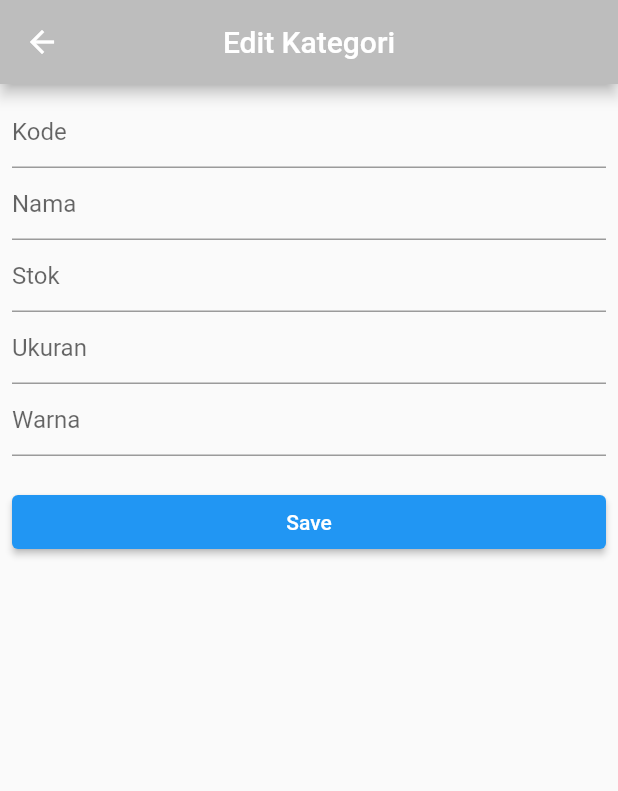
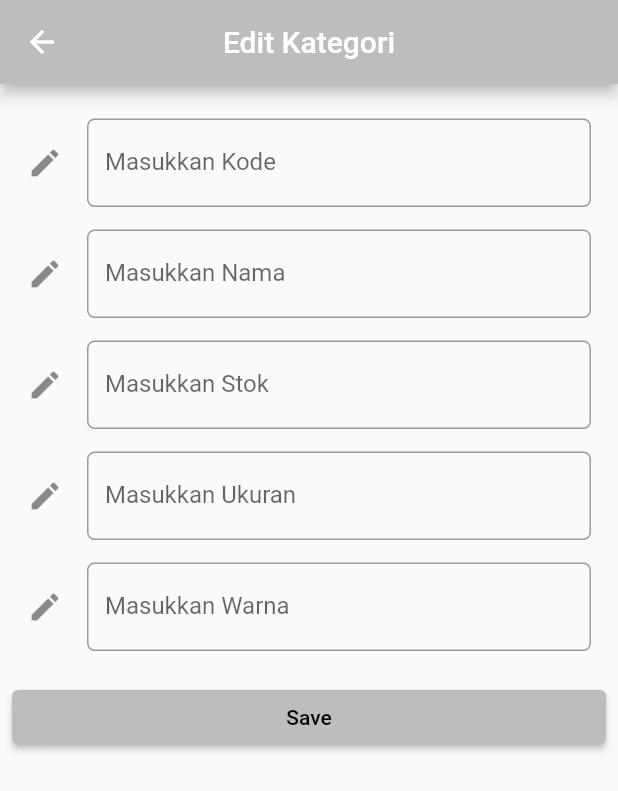
Before and after one commit to safiraayuazizah/UAS, a Flutter app: the EditKategori screen opened directly, on a phone screen of 412 x 824 dp. Shown: the top 791 px of the screen. Run offline on Flutter 3.47's test engine with Material 2 defaults, Android fonts, the phone set to English and light mode, and no system bars; our stand-ins replace cloud_firestore, firebase_auth, firebase_core, google_sign_in; accounts and stored records are empty.

Commit message:
perubahan ui

```diff
--- a/lib/items.dart
+++ b/lib/items.dart
@@ -56,6 +56,7 @@ class _ItemsState extends State<Items> {
                               DocumentSnapshot data = snapshot.data.docs[index];
                               return ListTile(
                                 title: Text(data['kode']),
+                                subtitle: Text("Merk: " + data['merk']),
                                 trailing: GestureDetector(
                                   child: Icon(Icons.delete),
                                   onTap: () {
--- a/lib/screens/edit_kategori.dart
+++ b/lib/screens/edit_kategori.dart
@@ -91,44 +91,88 @@ class _EditKategoriState extends State<EditKategori> {
         padding: const EdgeInsets.all(8.0),
         child: ListView(
           children: <Widget>[
-            TextField(
+            Padding(
+                padding: EdgeInsets.only(top: 15.0, left: 10.0, right: 10.0),
+                child: TextField(
                   controller: kodeController,
                   keyboardType: TextInputType.text,
-              decoration: InputDecoration(hintText: 'Kode'),
+                  decoration: InputDecoration(
+                    hintText: 'Kode',
+                    labelText: 'Masukkan Kode',
+                    icon: Icon(Icons.create),
+                    border: OutlineInputBorder(
+                        borderRadius: BorderRadius.circular(5.0)),
+                  ),
                   onChanged: (value) {
                     kategoriProvider.changeKode(value);
                   },
-            ),
-            TextField(
+                )),
+            Padding(
+                padding: EdgeInsets.only(top: 15.0, left: 10.0, right: 10.0),
+                child: TextField(
                   controller: namaController,
                   keyboardType: TextInputType.text,
-              decoration: InputDecoration(hintText: 'Nama'),
+                  decoration: InputDecoration(
+                    hintText: 'Nama',
+                    labelText: 'Masukkan Nama',
+                    icon: Icon(Icons.create),
+                    border: OutlineInputBorder(
+                        borderRadius: BorderRadius.circular(5.0)),
+                  ),
                   onChanged: (value) {
                     kategoriProvider.changeNama(value);
                   },
-            ),
-            TextField(
+                )),
+            Padding(
+                padding: EdgeInsets.only(top: 15.0, left: 10.0, right: 10.0),
+                child: TextField(
                   controller: stokController,
                   keyboardType: TextInputType.number,
-              decoration: InputDecoration(hintText: 'Stok'),
+                  decoration: InputDecoration(
+                    hintText: 'Stok',
+                    labelText: 'Masukkan Stok',
+                    icon: Icon(Icons.create),
+                    border: OutlineInputBorder(
+                        borderRadius: BorderRadius.circular(5.0)),
+                  ),
                   onChanged: (value) => kategoriProvider.changeStok(value),
-            ),
-            TextField(
+                )),
+            Padding(
+                padding: EdgeInsets.only(top: 15.0, left: 10.0, right: 10.0),
+                child: TextField(
                   controller: ukuranController,
                   keyboardType: TextInputType.number,
-              decoration: InputDecoration(hintText: 'Ukuran'),
+                  decoration: InputDecoration(
+                    hintText: 'Ukuran',
+                    labelText: 'Masukkan Ukuran',
+                    icon: Icon(Icons.create),
+                    border: OutlineInputBorder(
+                        borderRadius: BorderRadius.circular(5.0)),
+                  ),
                   onChanged: (value) => kategoriProvider.changeUkuran(value),
-            ),
-            TextField(
+                )),
+            Padding(
+                padding: EdgeInsets.only(top: 15.0, left: 10.0, right: 10.0),
+                child: TextField(
                   controller: warnaController,
                   keyboardType: TextInputType.text,
-              decoration: InputDecoration(hintText: 'Warna'),
+                  decoration: InputDecoration(
+                    hintText: 'Warna',
+                    labelText: 'Masukkan Warna',
+                    icon: Icon(Icons.create),
+                    border: OutlineInputBorder(
+                        borderRadius: BorderRadius.circular(5.0)),
+                  ),
                   onChanged: (value) => kategoriProvider.changeWarna(value),
-            ),
+                )),
             SizedBox(
               height: 20.0,
             ),
             ElevatedButton(
+              style: ElevatedButton.styleFrom(
+                primary: Colors.grey[400],
+                onPrimary: Colors.black,
+              ),
               child: Text('Save'),
               onPressed: () {
                 kategoriProvider.saveKategori(cek);
```
Also changed, not shown: lib/kategoris.dart (+8 -0 lines), lib/screens/edit_item.dart (+14 -4 lines). Lines whose indentation alone changed are shown as unchanged.
